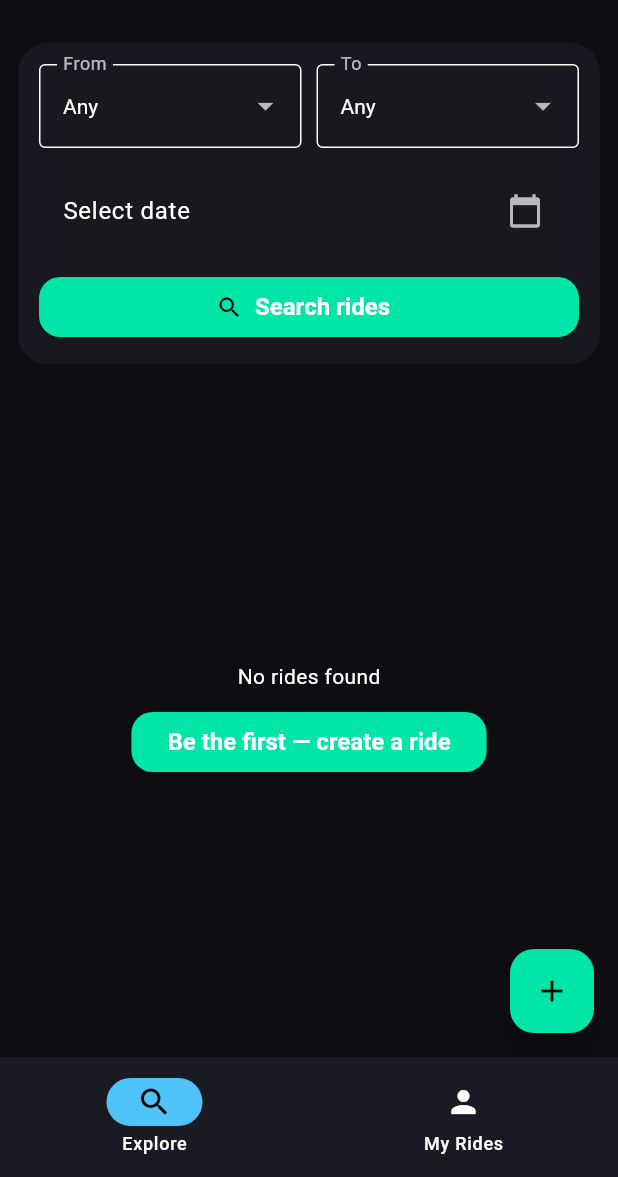
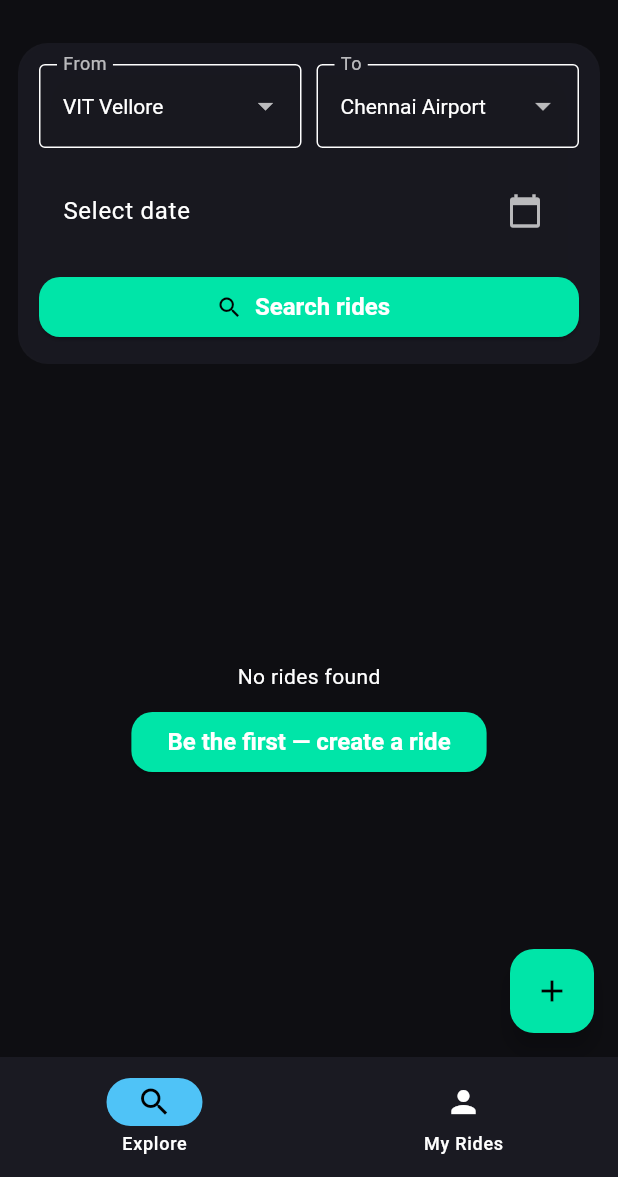
Before and after one commit to ekansh323/vpool, a Flutter app: the screen it shows once a user with an empty profile is signed in, on a phone screen of 412 x 824 dp, the part 59-1236 px from its top. Run offline on Flutter 3.47's test engine with Material 3 defaults, Android fonts, the phone set to English and light mode, and no system bars; our stand-ins replace cloud_firestore, firebase_auth, firebase_core, google_sign_in; accounts and stored records are empty.

```diff
--- a/lib/main.dart
+++ b/lib/main.dart
@@ -9,8 +9,8 @@ import 'package:google_sign_in/google_sign_in.dart';
 final ValueNotifier<int> searchNotifier = ValueNotifier(0);
 
 class RideFilter {
-  static String from = "Any";
-  static String to = "Any";
+  static String from = "VIT Vellore";
+  static String to = "Chennai Airport";
   static DateTime? date;
 }
 
@@ -572,7 +572,7 @@ class RideDetailsPage extends StatelessWidget {
                         onPressed: () async {
                           final number = data['whatsapp'];
                           final message =
-                              "Hi, I saw your ${data['from']} → ${data['to']} ride on VITPool.";
+                              "Hi, I saw your ${data['from']} → ${data['to']} ride on VPool.";
 
                           final url =
                               "https://wa.me/$number?text=${Uri.encodeComponent(message)}";
@@ -703,7 +703,8 @@ class CreateRidePage extends StatefulWidget {
 }
 
 class _CreateRidePageState extends State<CreateRidePage> {
-  String from = "VIT";
+  String from = "VIT Vellore";
+
   String to = "Chennai Airport";
   DateTime? date;
   TimeOfDay? time;
@@ -713,7 +714,8 @@ class _CreateRidePageState extends State<CreateRidePage> {
   final whatsappController = TextEditingController();
 
   final locations = [
-    "VIT",
+    "VIT Vellore",
+    "VIT Chennai",
     "Katpadi Station",
     "Chennai Airport",
     "Bangalore Airport",
@@ -1490,8 +1492,8 @@ class FilterBar extends StatefulWidget {
 
 class _FilterBarState extends State<FilterBar> {
   final locations = [
-    "Any",
-    "VIT",
+    "VIT Vellore",
+    "VIT Chennai",
     "Katpadi Station",
     "Chennai Airport",
     "Bangalore Airport",
@@ -1631,10 +1633,10 @@ class RideList extends StatelessWidget {
 
     Query query = FirebaseFirestore.instance.collection('rides');
 
-    if (RideFilter.from != "Any") {
+    if (RideFilter.from != "VIT Vellore") {
       query = query.where('from', isEqualTo: RideFilter.from);
     }
-    if (RideFilter.to != "Any") {
+    if (RideFilter.to != "Chennai Airport") {
       query = query.where('to', isEqualTo: RideFilter.to);
     }
 
@@ -2062,10 +2064,8 @@ void showPrivacyDialog(BuildContext context) {
       content: SingleChildScrollView(
         child: const Text(
           "• VPool does not verify rides or users beyond VIT email authentication.\n\n"
-
           "• Personal data such as email is used only for authentication and ride matching.\n\n"
-          "• VPool does not store passwords or private messages.\n\n"
-          ,
+          "• VPool does not store passwords or private messages.\n\n",
         ),
       ),
       actions: [
```
